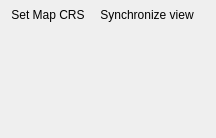
Before: the Qt Designer form src/ui/qgsmapcanvasdockwidgetbase.ui in qgis/QGIS, drawn with Qt 5.
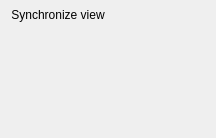
After: the same form once the commit is applied. Icons and pictures are not drawn. Custom widgets are drawn as their Qt base class.

Commit message: Move map view crs setting to menu

What changed in the file:
```diff
--- a/src/ui/qgsmapcanvasdockwidgetbase.ui
+++ b/src/ui/qgsmapcanvasdockwidgetbase.ui
@@ -41,7 +41,6 @@
       <property name="floatable">
        <bool>false</bool>
       </property>
-      <addaction name="mActionSetCrs"/>
       <addaction name="mActionSyncView"/>
      </widget>
     </item>
```
The commit also changes 2 other files.
